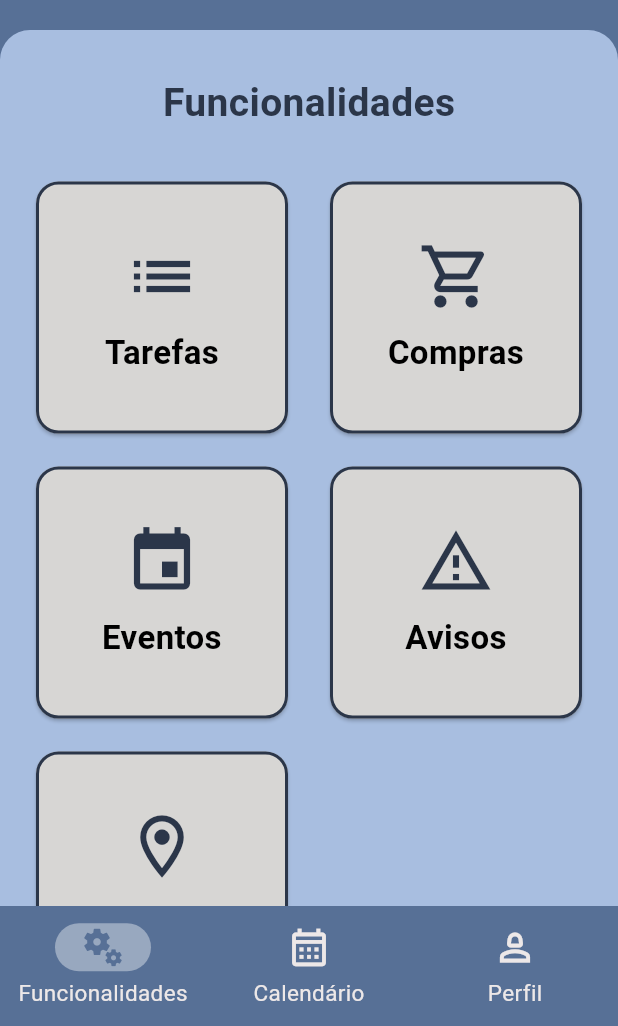
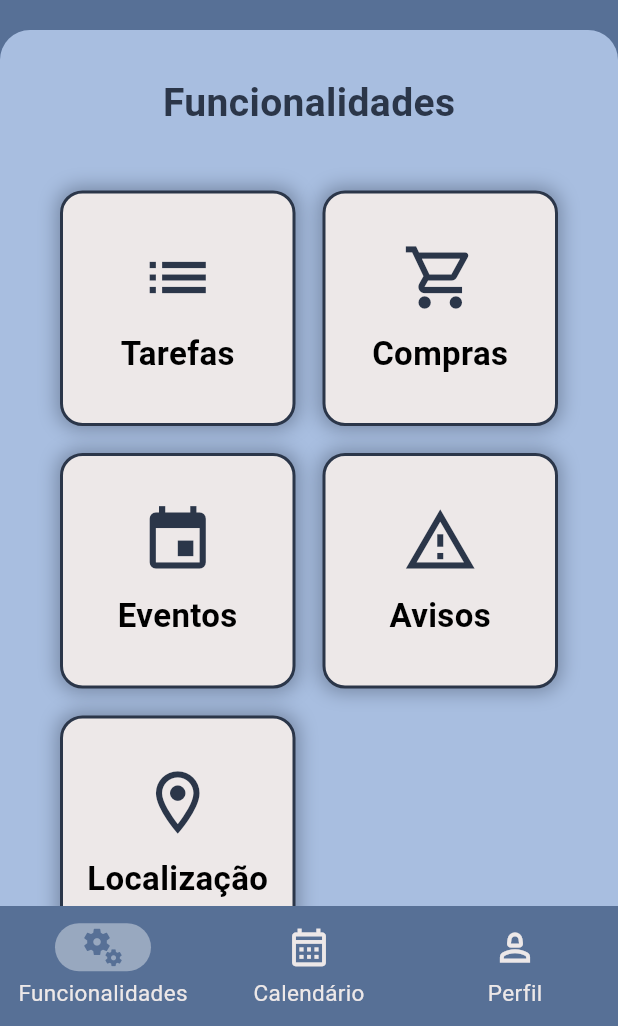
Before and after one commit to NicolasKLange/App-Family-Home, a Flutter app: the screen it shows after launch, after a tap on "Entrar", on a phone screen of 412 x 824 dp, the part 210-1236 px from its top. Run offline on Flutter 3.47's test engine with Material 3 defaults, Android fonts, the light colour scheme and no system bars; our stand-ins replace flutter_spinkit.

Commit message:
estilizando telas tarefas e home

```diff
--- a/lib/home/home.dart
+++ b/lib/home/home.dart
@@ -63,14 +63,13 @@ class FuncionalidadesScreen extends StatelessWidget {
                 style: ButtonStyles.sectionTitleStyle,
               ),
             ),
-            const SizedBox(height: 10),
             Expanded(
               child: GridView.count(
                 crossAxisCount: 2,
-                crossAxisSpacing: 20,
-                mainAxisSpacing: 14,
+                crossAxisSpacing: 18,
+                mainAxisSpacing: 18,
                 shrinkWrap: true,
-                padding: const EdgeInsets.all(20),
+                padding: const EdgeInsets.all(40),
                 childAspectRatio: 1,
                 children: [
                   _buildDashboardButton(
@@ -94,11 +93,19 @@ class FuncionalidadesScreen extends StatelessWidget {
 
   Widget _buildDashboardButton(
       BuildContext context, String title, IconData icon, String route) {
-    return Card(
-      color: const Color(0xFFD7D6D4),
-      shape: RoundedRectangleBorder(
+    return Container(
+      decoration: BoxDecoration(
+        color: const Color(0xFFEDE8E8),
         borderRadius: BorderRadius.circular(15.0),
-        side: const BorderSide(color: Color(0xFF2B3649), width: 2),
+        border: Border.all(color: const Color(0xFF2B3649), width: 2),
+        //COLOCANDO SOMBRA PARA PARECER FLUTURAR
+        boxShadow: [
+          BoxShadow(
+            color: const Color(0xFF2B3649).withOpacity(0.4),
+            spreadRadius: 2,
+            blurRadius: 10,
+          ),
+        ],
       ),
       child: InkWell(
         onTap: () {
--- a/lib/services/tasks/tasks.dart
+++ b/lib/services/tasks/tasks.dart
@@ -118,16 +118,10 @@ class _TasksScreenState extends State<TasksScreen> {
                   ),
                 ],
               ),
-              const Row(
-                children: [
-                  SizedBox(
-                    height: 20,
-                  ),
-                ],
-              ),
+
               // LISTA COM OS DIAS DO MÊS
               SizedBox(
-                height: 80,
+                height: 90,
                 child: ListView.builder(
                   scrollDirection: Axis.horizontal,
                   controller: _scrollController,
@@ -151,13 +145,14 @@ class _TasksScreenState extends State<TasksScreen> {
                                 _selectedDay = day;
                               });
                             },
+
                       child: Container(
-                        width: 60,
+                        width: 65,
                         margin: const EdgeInsets.symmetric(horizontal: 5),
                         decoration: BoxDecoration(
                           // COR PARA OS DIAS
                           color: _selectedDay == day
-                              ? Colors.blue
+                              ? const Color(0xFFA8BEE0)
                               : isPast
                                   ? Colors.grey[300]
                                   : const Color(0xFFEDE8E8),
@@ -166,6 +161,18 @@ class _TasksScreenState extends State<TasksScreen> {
                             color: const Color(0xFF2B3649),
                             width: 2,
                           ),
+                          // Sombra arredondada que não fica reta em cima ou embaixo
+                          boxShadow: [
+                            BoxShadow(
+                              color: const Color(0xFF2B3649)
+                                  .withOpacity(0.3), // Sombra mais suave
+                              spreadRadius:
+                                  -2, // Faz com que a sombra não fique nas bordas superiores
+                              blurRadius: 10, // Desfoca a sombra
+                              offset: const Offset(
+                                  0, 8), // Desloca a sombra apenas para baixo
+                            ),
+                          ],
                         ),
                         child: Column(
                           mainAxisAlignment: MainAxisAlignment.center,
@@ -175,12 +182,12 @@ class _TasksScreenState extends State<TasksScreen> {
                               DateFormat.E('pt_BR').format(dayDate),
                               style: TextStyle(
                                 color: _selectedDay == day
-                                    ? const Color(0xFFEDE8E8)
+                                    ? const Color(0xFF2B3649)
                                     : isPast
                                         ? Colors.grey
                                         : const Color(0xFF2B3649),
                                 fontWeight: FontWeight.bold,
-                                fontSize: 17,
+                                fontSize: 18,
                               ),
                             ),
                             // NÚMERO DO DIA
@@ -188,7 +195,7 @@ class _TasksScreenState extends State<TasksScreen> {
                               day.toString(),
                               style: TextStyle(
                                 color: _selectedDay == day
-                                    ? const Color(0xFFEDE8E8)
+                                    ? const Color(0xFF2B3649)
                                     : isPast
                                         ? Colors.grey
                                         : const Color(0xFF2B3649),
@@ -207,7 +214,7 @@ class _TasksScreenState extends State<TasksScreen> {
               Row(
                 children: [
                   const SizedBox(
-                    width: 25,
+                    width: 40,
                     height: 100,
                   ),
                   const Text(
@@ -215,7 +222,7 @@ class _TasksScreenState extends State<TasksScreen> {
                     style: ButtonStyles.sectionTitleStyleSec,
                   ),
                   const SizedBox(
-                    width: 25,
+                    width: 180,
                   ),
                   IconButton(
                     icon: const Icon(Icons.add),
```
